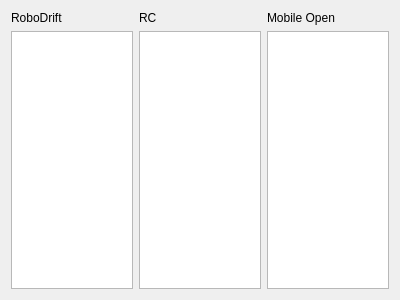
Old version of the form Software/Race/WindowUserStats.ui in the repository martro/RoboDriftSensors.
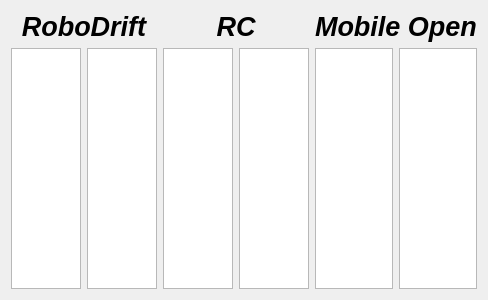
New version of the form.

Commit message: changed way of dispalying stats

```diff
--- a/Software/Race/WindowUserStats.ui
+++ b/Software/Race/WindowUserStats.ui
@@ -13,37 +13,152 @@
   <property name="windowTitle">
    <string>Form</string>
   </property>
+  <property name="autoFillBackground">
+   <bool>true</bool>
+  </property>
   <layout class="QGridLayout" name="gridLayout">
+   <item row="1" column="1">
+    <widget class="QTextBrowser" name="TimeRD">
+     <property name="font">
+      <font>
+       <pointsize>15</pointsize>
+       <weight>75</weight>
+       <bold>true</bold>
+      </font>
+     </property>
+    </widget>
+   </item>
+   <item row="1" column="0">
+    <widget class="QTextBrowser" name="StatsRD">
+     <property name="baseSize">
+      <size>
+       <width>0</width>
+       <height>0</height>
+      </size>
+     </property>
+     <property name="font">
+      <font>
+       <pointsize>15</pointsize>
+       <weight>75</weight>
+       <bold>true</bold>
+       <strikeout>false</strikeout>
+      </font>
+     </property>
+     <property name="autoFillBackground">
+      <bool>true</bool>
+     </property>
+     <property name="lineWidth">
+      <number>1</number>
+     </property>
+     <property name="midLineWidth">
+      <number>0</number>
+     </property>
+     <property name="lineWrapColumnOrWidth">
+      <number>0</number>
+     </property>
+    </widget>
+   </item>
+   <item row="1" column="4">
+    <widget class="QTextBrowser" name="StatsMO">
+     <property name="font">
+      <font>
+       <pointsize>15</pointsize>
+       <weight>75</weight>
+       <bold>true</bold>
+      </font>
+     </property>
+    </widget>
+   </item>
    <item row="1" column="2">
-    <widget class="QTextBrowser" name="StatsMO"/>
+    <widget class="QTextBrowser" name="StatsRC">
+     <property name="font">
+      <font>
+       <pointsize>15</pointsize>
+       <weight>75</weight>
+       <bold>true</bold>
+      </font>
+     </property>
+    </widget>
    </item>
-   <item row="0" column="0">
-    <widget class="QLabel" name="label">
-     <property name="text">
-      <string>RoboDrift</string>
+   <item row="1" column="3">
+    <widget class="QTextBrowser" name="TimeRC">
+     <property name="font">
+      <font>
+       <pointsize>15</pointsize>
+       <weight>75</weight>
+       <bold>true</bold>
+      </font>
      </property>
     </widget>
    </item>
-   <item row="0" column="2">
+   <item row="1" column="5">
+    <widget class="QTextBrowser" name="TimeMO">
+     <property name="font">
+      <font>
+       <pointsize>15</pointsize>
+       <weight>75</weight>
+       <bold>true</bold>
+      </font>
+     </property>
+    </widget>
+   </item>
+   <item row="0" column="4" colspan="2">
     <widget class="QLabel" name="label_3">
+     <property name="font">
+      <font>
+       <pointsize>20</pointsize>
+       <weight>75</weight>
+       <italic>true</italic>
+       <bold>true</bold>
+      </font>
+     </property>
      <property name="text">
       <string>Mobile Open</string>
      </property>
+     <property name="alignment">
+      <set>Qt::AlignCenter</set>
+     </property>
     </widget>
    </item>
-   <item row="0" column="1">
+   <item row="0" column="0" colspan="2">
+    <widget class="QLabel" name="label">
+     <property name="font">
+      <font>
+       <pointsize>20</pointsize>
+       <weight>75</weight>
+       <italic>true</italic>
+       <bold>true</bold>
+      </font>
+     </property>
+     <property name="autoFillBackground">
+      <bool>false</bool>
+     </property>
+     <property name="text">
+      <string>RoboDrift</string>
+     </property>
+     <property name="alignment">
+      <set>Qt::AlignCenter</set>
+     </property>
+    </widget>
+   </item>
+   <item row="0" column="2" colspan="2">
     <widget class="QLabel" name="label_2">
+     <property name="font">
+      <font>
+       <pointsize>20</pointsize>
+       <weight>75</weight>
+       <italic>true</italic>
+       <bold>true</bold>
+      </font>
+     </property>
      <property name="text">
       <string>RC</string>
      </property>
+     <property name="alignment">
+      <set>Qt::AlignCenter</set>
+     </property>
     </widget>
    </item>
-   <item row="1" column="0">
-    <widget class="QTextBrowser" name="StatsRD"/>
-   </item>
-   <item row="1" column="1">
-    <widget class="QTextBrowser" name="StatsRC"/>
-   </item>
   </layout>
  </widget>
  <resources/>
```
The commit also changes 4 other files.
